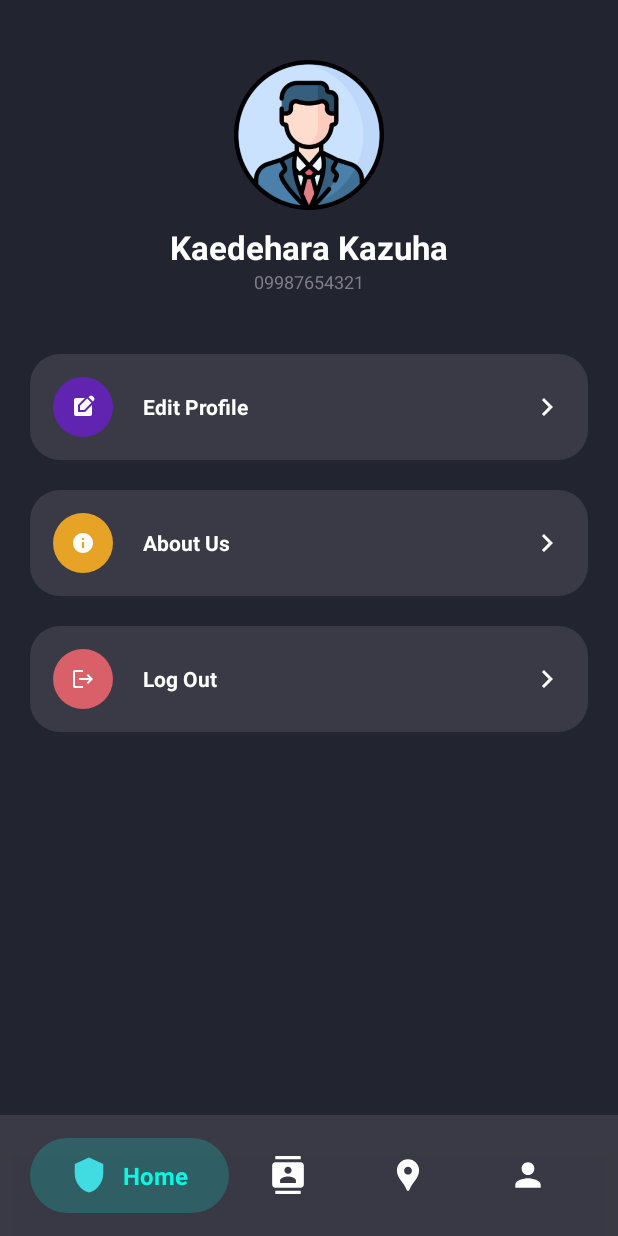
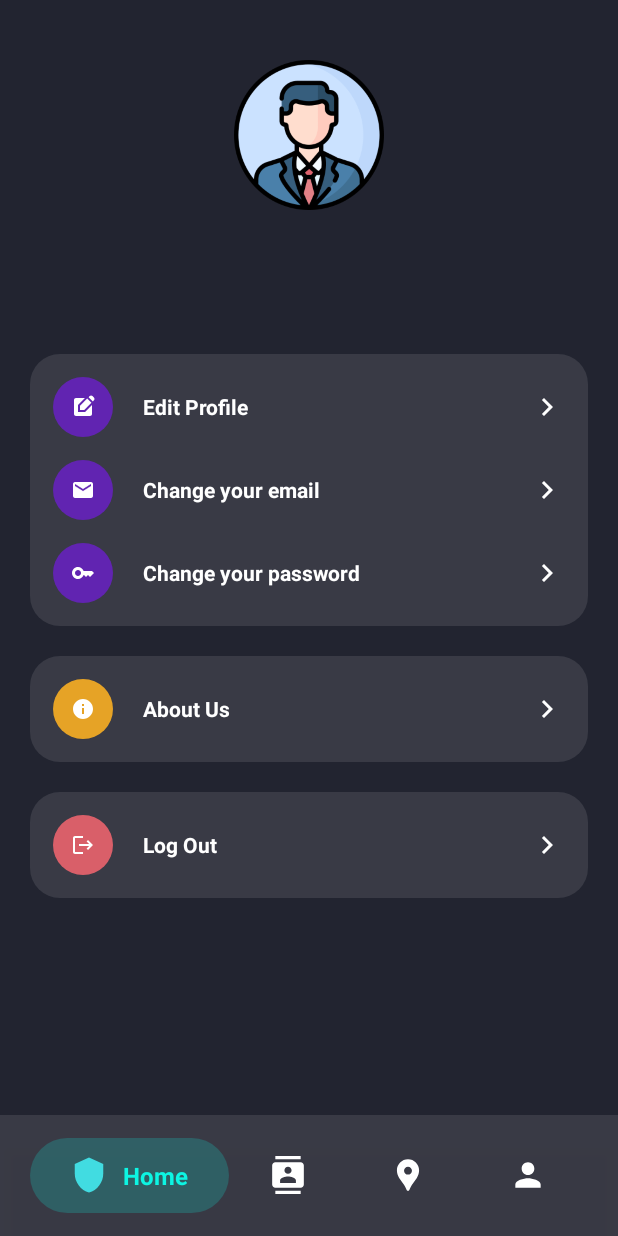
Before and after one commit to JerMayNel/Safety-App, an Android app: the fragment ProfileFragment placed in its activity, on a phone screen of 412 x 824 dp. Run offline under Robolectric (Android 15) with nearby library versions, the phone set to English and light mode, and no system bars; our stand-ins replace Firebase (no records; nobody signed in at launch, a user with empty details on screens opened directly).

Commit message:
Profile Fragment Updates
Edit Profile will show the logged in name and phone number of user in the firebase. Also, modification to the signup to take also the name and phone number. Verify Dialog was created to secure the security of the user when changing password. Changing Password and Email is not working yet.

```diff
--- a/app/src/main/java/com/example/safetyapp/MainScreen.kt
+++ b/app/src/main/java/com/example/safetyapp/MainScreen.kt
@@ -27,6 +27,10 @@ class MainScreen : AppCompatActivity() {
     private lateinit var dialog: Dialog
     private lateinit var btndialogCancel: Button
     private lateinit var btnDialogLogout: Button
+    private lateinit var verifydialog: Dialog
+    private lateinit var btnVerifySubmit: Button
+    private lateinit var btnVerifyCancel: Button
+
     private var doubleBackToExitPressedOnce: Boolean = false
     override fun onCreate(savedInstanceState: Bundle?) {
         super.onCreate(savedInstanceState)
@@ -59,6 +63,24 @@ class MainScreen : AppCompatActivity() {
             startActivity(intent)
             Toast.makeText(this, "Logout Successful!", Toast.LENGTH_SHORT).show()
             dialog.dismiss()
+        }
+
+        verifydialog = Dialog(this)
+        verifydialog.setContentView(R.layout.verify_dialog_box)
+        verifydialog.window?.setLayout(ViewGroup.LayoutParams.WRAP_CONTENT, ViewGroup.LayoutParams.WRAP_CONTENT)
+        verifydialog.window?.setBackgroundDrawable(getDrawable(R.drawable.logout_dialog_bg))
+        verifydialog.setCancelable(false)
+
+        btnVerifyCancel = verifydialog.findViewById(R.id.cancel_verify_button)
+        btnVerifySubmit = verifydialog.findViewById(R.id.submit_button)
+
+        btnVerifyCancel.setOnClickListener {
+            verifydialog.dismiss()
+        }
+
+        btnVerifySubmit.setOnClickListener {
+            // TODO: CREATE INTERFACE FOR CHANGE PASSWORD AND EMAIL
+            verifydialog.dismiss()
         }
 
         val homelayout = findViewById<LinearLayout>(R.id.home_layout)
@@ -238,4 +260,13 @@ class MainScreen : AppCompatActivity() {
     fun Logout(view: View?) {
         dialog.show()
     }
+
+    fun ChangeEmail(view: View?) {
+        verifydialog.show()
+    }
+
+    fun ChangePassword(view: View?) {
+        verifydialog.show()
+    }
+
 }
--- a/app/src/main/java/com/example/safetyapp/ProfileFragment.kt
+++ b/app/src/main/java/com/example/safetyapp/ProfileFragment.kt
@@ -1,59 +1,57 @@
 package com.example.safetyapp
 
 import android.os.Bundle
-import androidx.fragment.app.Fragment
 import android.view.LayoutInflater
 import android.view.View
 import android.view.ViewGroup
+import android.widget.TextView
+import androidx.fragment.app.Fragment
+import com.google.firebase.auth.FirebaseAuth
+import com.google.firebase.firestore.FirebaseFirestore
 
-// TODO: Rename parameter arguments, choose names that match
-// the fragment initialization parameters, e.g. ARG_ITEM_NUMBER
-private const val ARG_PARAM1 = "param1"
-private const val ARG_PARAM2 = "param2"
-
-/**
- * A simple [Fragment] subclass.
- * Use the [ProfileFragment.newInstance] factory method to
- * create an instance of this fragment.
- */
 class ProfileFragment : Fragment() {
-    // TODO: Rename and change types of parameters
-    private var param1: String? = null
-    private var param2: String? = null
-
-    override fun onCreate(savedInstanceState: Bundle?) {
-        super.onCreate(savedInstanceState)
-        arguments?.let {
-            param1 = it.getString(ARG_PARAM1)
-            param2 = it.getString(ARG_PARAM2)
-        }
-    }
+    private lateinit var nameTextView: TextView
+    private lateinit var phoneTextView: TextView
+    private lateinit var firestore: FirebaseFirestore
 
     override fun onCreateView(
         inflater: LayoutInflater, container: ViewGroup?,
         savedInstanceState: Bundle?
     ): View? {
-        // Inflate the layout for this fragment
-        return inflater.inflate(R.layout.fragment_profile, container, false)
+        val view = inflater.inflate(R.layout.fragment_profile, container, false)
+
+        nameTextView = view.findViewById(R.id.nameTextView)
+        phoneTextView = view.findViewById(R.id.phoneTextView)
+
+        firestore = FirebaseFirestore.getInstance()
+
+        fetchAndDisplayUserData()
+
+        return view
     }
 
-    companion object {
-        /**
-         * Use this factory method to create a new instance of
-         * this fragment using the provided parameters.
-         *
-         * @param param1 Parameter 1.
-         * @param param2 Parameter 2.
-         * @return A new instance of fragment ProfileFragment.
-         */
-        // TODO: Rename and change types and number of parameters
-        @JvmStatic
-        fun newInstance(param1: String, param2: String) =
-            ProfileFragment().apply {
-                arguments = Bundle().apply {
-                    putString(ARG_PARAM1, param1)
-                    putString(ARG_PARAM2, param2)
+    private fun fetchAndDisplayUserData() {
+        val userId = FirebaseAuth.getInstance().currentUser?.uid
+
+        if (userId != null) {
+            val userDocumentRef = firestore.collection("users").document(userId)
+
+            userDocumentRef.get()
+                .addOnSuccessListener { documentSnapshot ->
+                    if (documentSnapshot.exists()) {
+                        val name = documentSnapshot.getString("name")
+                        val phone = documentSnapshot.getString("phone")
+
+                        // Set name and phone to TextViews
+                        nameTextView.text = name
+                        phoneTextView.text = phone
+                    } else {
+                        // Document doesn't exist
+                    }
                 }
-            }
+                .addOnFailureListener { e ->
+                    // Handle failures
+                }
+        }
     }
 }
--- a/app/src/main/res/layout/fragment_contacts.xml
+++ b/app/src/main/res/layout/fragment_contacts.xml
@@ -15,6 +15,7 @@
         android:layout_marginTop="30dp"
         android:orientation="vertical">
 
+        <!-- ScrollView for contacts_recycler_row -->
         <TextView
             android:id="@+id/ContactsText"
             android:layout_width="wrap_content"
@@ -28,7 +29,6 @@
             android:textSize="30sp"
             android:textStyle="bold" />
 
-        <!-- ScrollView for contacts_recycler_row -->
         <ScrollView
             android:layout_width="match_parent"
             android:layout_height="wrap_content"
--- a/app/src/main/res/layout/fragment_profile.xml
+++ b/app/src/main/res/layout/fragment_profile.xml
@@ -21,25 +21,24 @@
             android:src="@drawable/male_icon"/>
 
         <TextView
+            android:id="@+id/nameTextView"
             android:layout_width="wrap_content"
             android:layout_height="wrap_content"
             android:layout_gravity="center"
             android:layout_marginTop="10dp"
-            android:text="Kaedehara Kazuha"
             android:textColor="#FFFFFF"
             android:textSize="22dp"
             android:textStyle="bold"/>
 
         <TextView
+            android:id="@+id/phoneTextView"
             android:layout_width="wrap_content"
             android:layout_height="wrap_content"
             android:layout_gravity="center"
             android:textColor="#817E89"
-            android:text="09987654321"
             android:textSize="12sp"/>
 
         <LinearLayout
-            android:id="@+id/edit_profile_button"
             android:background="@drawable/round_back_button"
             android:layout_width="match_parent"
             android:layout_height="wrap_content"
@@ -48,12 +47,13 @@
             android:layout_marginTop="40dp"
             android:orientation="vertical"
             android:padding="15dp"
-            android:clickable="true"
-            android:onClick="EditProfile">
+            android:clickable="true">
 
             <RelativeLayout
+                android:id="@+id/edit_profile_button"
                 android:layout_width="match_parent"
-                android:layout_height="wrap_content">
+                android:layout_height="wrap_content"
+                android:onClick="EditProfile">
 
                 <ImageView
                     android:id="@+id/edit_profile_icon"
@@ -72,6 +72,78 @@
                     android:textColor="#FFFFFF"
                     android:textStyle="bold"
                     android:layout_toEndOf="@id/edit_profile_icon"
+                    />
+
+                <ImageView
+                    android:layout_width="wrap_content"
+                    android:layout_height="wrap_content"
+                    android:src="@drawable/right_arrow_icon"
+                    android:layout_alignParentEnd="true"
+                    android:layout_centerVertical="true"/>
+
+
+            </RelativeLayout>
+
+            <RelativeLayout
+                android:id="@+id/change_email"
+                android:layout_marginTop="15dp"
+                android:layout_width="match_parent"
+                android:layout_height="wrap_content"
+                android:onClick="ChangeEmail">
+
+                <ImageView
+                    android:id="@+id/change_email_icon"
+                    android:layout_width="40dp"
+                    android:layout_height="40dp"
+                    android:src="@drawable/baseline_email_24"
+                    android:background="@drawable/round_back_edit"
+                    android:padding="12dp"/>
+
+                <TextView
+                    android:layout_marginStart="20dp"
+                    android:layout_width="wrap_content"
+                    android:layout_height="wrap_content"
+                    android:layout_centerVertical="true"
+                    android:text="Change your email"
+                    android:textColor="#FFFFFF"
+                    android:textStyle="bold"
+                    android:layout_toEndOf="@id/change_email_icon"
+                    />
+
+                <ImageView
+                    android:layout_width="wrap_content"
+                    android:layout_height="wrap_content"
+                    android:src="@drawable/right_arrow_icon"
+                    android:layout_alignParentEnd="true"
+                    android:layout_centerVertical="true"/>
+
+
+            </RelativeLayout>
+
+            <RelativeLayout
+                android:id="@+id/change_password"
+                android:layout_marginTop="15dp"
+                android:layout_width="match_parent"
+                android:layout_height="wrap_content"
+                android:onClick="ChangePassword">
+
+                <ImageView
+                    android:id="@+id/change_password_icon"
+                    android:layout_width="40dp"
+                    android:layout_height="40dp"
+                    android:src="@drawable/baseline_key_24"
+                    android:background="@drawable/round_back_edit"
+                    android:padding="12dp"/>
+
+                <TextView
+                    android:layout_marginStart="20dp"
+                    android:layout_width="wrap_content"
+                    android:layout_height="wrap_content"
+                    android:layout_centerVertical="true"
+                    android:text="Change your password"
+                    android:textColor="#FFFFFF"
+                    android:textStyle="bold"
+                    android:layout_toEndOf="@id/change_password_icon"
                     />
 
                 <ImageView
--- a/app/src/main/res/layout/log_out_dialog_box.xml
+++ b/app/src/main/res/layout/log_out_dialog_box.xml
@@ -59,7 +59,7 @@
                 android:padding="15dp"
                 android:text="Cancel"
                 android:textColor="@color/cyan"
-                android:textSize="12sp"
+                android:textSize="15sp"
                 app:backgroundTint="@android:color/transparent"
                 app:strokeColor="@color/cyan"
                 app:strokeWidth="2dp" />
@@ -73,7 +73,7 @@
                 android:padding="15dp"
                 android:text="Log Out"
                 android:textColor="@color/backgroundcolor"
-                android:textSize="12sp"
+                android:textSize="15sp"
                 app:backgroundTint="@color/cyan" />
 
 
```
Also changed, not shown: app/src/main/java/com/example/safetyapp/EditMyProfile.kt (+76 -16 lines), app/src/main/java/com/example/safetyapp/SignUpActivity.kt (+21 -8 lines), app/src/main/res/layout/activity_edit_my_profile.xml (+0 -14 lines), app/src/main/res/layout/fragment_location.xml (+8 -8 lines), app/src/main/res/layout/verify_dialog_box.xml (added, +105 -0 lines), app/src/main/res/values/theme.xml (+7 -0 lines), app/src/main/res/drawable/verify_icon.png (added).
